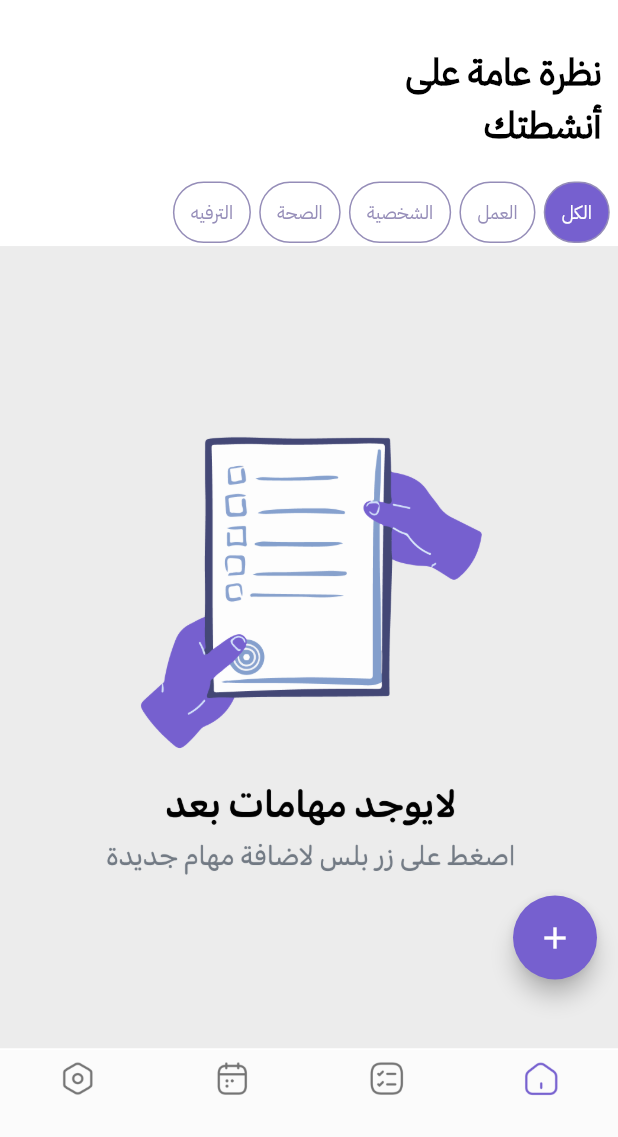
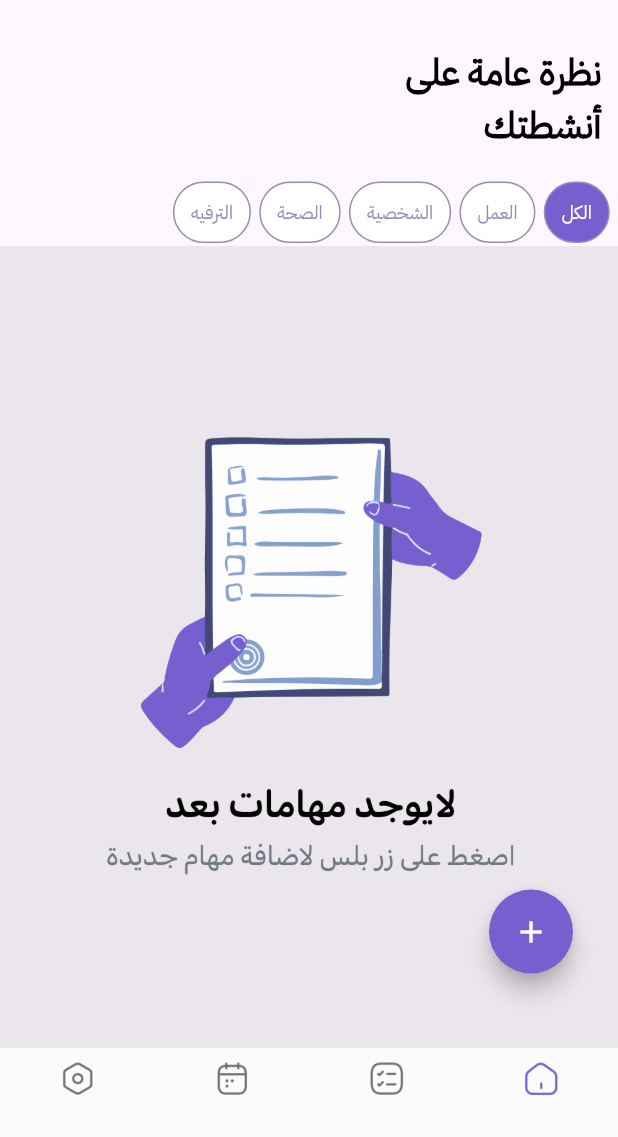
Before and after one commit to abooodfares/Mohemti, a Flutter app: the screen it shows after launch, on a phone screen of 412 x 824 dp, the part 99-1236 px from its top. Run offline on Flutter 3.47's test engine with Material 3 defaults, Android fonts, the phone set to English and light mode, and no system bars; our stand-ins replace awesome_notifications, bloc, flutter_bloc, flutter_screenutil, flutter_svg, font_awesome_flutter and 1 more.

Commit message:
edit navegtionbar

```diff
--- a/lib/core/routes/app_router_manger.dart
+++ b/lib/core/routes/app_router_manger.dart
@@ -3,6 +3,7 @@ import 'package:flutter_bloc/flutter_bloc.dart';
 import 'package:mohemti/core/routes/approutes.dart';
 import 'package:mohemti/features/auth/login/view/loginview.dart';
 import 'package:mohemti/features/auth/register/view/register_view.dart';
+import 'package:mohemti/features/clander/calender_view.dart';
 import 'package:mohemti/features/home/cubit/home_cubit.dart';
 import 'package:mohemti/features/home/view/home_view.dart';
 import 'package:mohemti/core/widgets/bottomssheets/Genral_bottomsheet.dart';
@@ -21,8 +22,9 @@ class AppRouterManger {
       case AppRoutes.login:
         return MaterialPageRoute(builder: (_) => LoginView());
       case AppRoutes.home:
-        return MaterialPageRoute(
-            builder: (_) => HomeView());
+        return MaterialPageRoute(builder: (_) => HomeView());
+      case AppRoutes.calendar:
+        return MaterialPageRoute(builder: (_) => CalenderView());
 
       default:
         return MaterialPageRoute(builder: (_) => const Scaffold());
--- /dev/null
+++ b/lib/core/widgets/page_struc.dart
@@ -0,0 +1,74 @@
+import 'package:flutter/material.dart';
+import 'package:mohemti/core/theme/colors.dart';
+import 'package:mohemti/features/clander/calender_view.dart';
+import 'package:mohemti/features/home/view/home_view.dart';
+
+class PageStruc extends StatefulWidget {
+  const PageStruc({super.key});
+
+  @override
+  State<PageStruc> createState() => _PageStrucState();
+}
+
+class _PageStrucState extends State<PageStruc> {
+  int currentindex = 0;
+   final List<Widget> pages = [
+HomeView(),
+    Center(child: Text("Tasks Page")),
+CalenderView(),
+    Center(child: Text("Settings Page")),
+  ];
+  @override
+  Widget build(BuildContext context) {
+    return Scaffold(
+
+      bottomNavigationBar:Container(
+        decoration: BoxDecoration(
+          border: Border(
+            top: BorderSide(
+              color: Color(0xFFFFFFFF),
+              width: 1.0,
+            ),
+          ),
+        ),
+        child: BottomNavigationBar(
+            onTap: (value) {
+              setState(() {
+                currentindex = value;
+              });
+            },
+            selectedIconTheme: IconThemeData(
+              color: appcolors.secondaryColor,
+            ),
+            selectedItemColor: appcolors.secondaryColor,
+            backgroundColor: appcolors.textgraywhite,
+            elevation: 0,
+            currentIndex: currentindex,
+            type: BottomNavigationBarType.fixed,
+            items: [
+              BottomNavigationBarItem(
+                icon: ImageIcon(
+                  AssetImage('Assets/icons/home-2 1.png'),
+                ),
+                label: '',
+              ),
+              BottomNavigationBarItem(
+                icon: ImageIcon(AssetImage('Assets/icons/task-square 1.png')),
+                label: '',
+              ),
+              BottomNavigationBarItem(
+                icon: ImageIcon(AssetImage('Assets/icons/calendar-2 1.png')),
+                label: '',
+              ),
+              BottomNavigationBarItem(
+                icon: ImageIcon(AssetImage('Assets/icons/setting 1.png')),
+                label: '',
+              ),
+            ]),
+
+      ),
+      body: pages[currentindex],
+
+    );
+  }
+}
--- a/lib/features/home/cubit/home_cubit.dart
+++ b/lib/features/home/cubit/home_cubit.dart
@@ -1,4 +1,4 @@
-import 'dart:math';
+
 
 import 'package:bloc/bloc.dart';
 import 'package:flutter/material.dart';
--- a/lib/features/home/view/home_view.dart
+++ b/lib/features/home/view/home_view.dart
@@ -1,8 +1,9 @@
 import 'package:flutter/material.dart';
 import 'package:flutter_bloc/flutter_bloc.dart';
-import 'package:flutter_screenutil/flutter_screenutil.dart';
 import 'package:mohemti/core/helper/my_padding_ex.dart';
+import 'package:mohemti/core/helper/route_extention.dart';
 import 'package:mohemti/core/helper/sizedbox%20extention.dart';
+import 'package:mohemti/core/routes/approutes.dart';
 import 'package:mohemti/core/theme/colors.dart';
 import 'package:mohemti/core/theme/text_style.dart';
 import 'package:mohemti/core/widgets/my_bottom_navigationbar.dart';
@@ -15,17 +16,16 @@ import 'package:mohemti/features/home/widgets/no_task_img.dart';
 import 'package:mohemti/features/home/widgets/task_in_home_view.dart';
 import 'package:mohemti/features/home/widgets/tasks_list_view.dart';
 import 'package:mohemti/features/home/widgets/user_task_category.dart';
+
 class HomeView extends StatelessWidget {
   const HomeView({super.key});
 
   @override
   Widget build(BuildContext context) {
-    return Scaffold(
-      floatingActionButton: MyflotingActionButton(),
-      bottomNavigationBar: Mybottomnavigtionbar(),
-      backgroundColor: Color(0xFFFFFFFFF),
-      body: SafeArea(
-        child: Column(
+    return SafeArea(
+      child: Stack(
+        children: [
+          Column(
             crossAxisAlignment: CrossAxisAlignment.start,
             children: [
               const HomeViewFirstRow(),
@@ -39,24 +39,18 @@ class HomeView extends StatelessWidget {
               verticalSpace(2),
               Expanded(
                 child: Container(
-
                   width: double.infinity,
-
                   color: Colors.grey.withOpacity(0.2),
                   child: BlocBuilder<HomeCubit, HomeState>(
                     builder: (context, state) {
-                    // Handle tasks
                       final tasks = BlocProvider.of<HomeCubit>(context).tasks;
 
                       if (tasks.isEmpty) {
                         return const NoTaskImg();
                       }
                       if (state is AddTask) {
-                      return   TasksListView();
+                        return TasksListView();
                       }
-
-
-
                       return TasksListView();
                     },
                   ),
@@ -64,6 +58,15 @@ class HomeView extends StatelessWidget {
               ),
             ],
           ),
+
+          /// Floating Action Button Positioned at Bottom Right
+          Positioned(
+           right: 0,
+            bottom: 20,
+
+            child: MyflotingActionButton()
+          ),
+        ],
       ),
     );
   }
--- a/lib/main.dart
+++ b/lib/main.dart
@@ -1,20 +1,24 @@
 import 'package:flutter/material.dart';
 import 'package:flutter_bloc/flutter_bloc.dart';
+
 import 'package:mohemti/core/routes/app_router_manger.dart';
 import 'package:mohemti/core/routes/approutes.dart';
 import 'package:mohemti/core/services/notiservies/noti_servies.dart';
 import 'package:mohemti/core/theme/colors.dart';
 import 'package:flutter_screenutil/flutter_screenutil.dart';
+import 'package:mohemti/core/widgets/page_struc.dart';
 import 'package:mohemti/features/home/cubit/cubit/task_cubit.dart';
-
+import 'package:intl/date_symbol_data_local.dart';
 import 'dart:ui' as ui;
 
 import 'package:mohemti/features/home/cubit/home_cubit.dart';
 
 void main() async {
   WidgetsFlutterBinding.ensureInitialized();
+  await initializeDateFormatting();
   await ScreenUtil.ensureScreenSize();
   await NotificationService.initialize();
+
 
   runApp(const MyApp());
 }
@@ -42,8 +46,8 @@ class MyApp extends StatelessWidget {
               fontFamily: 'IBMPlexSansArabic',
               primaryColor: appcolors.primaryColor),
           debugShowCheckedModeBanner: false,
-          onGenerateRoute: AppRouterManger.generateRoute,
-          initialRoute: AppRoutes.home,
+
+       home:PageStruc(),
           locale: const Locale('ar'),
         ),
       ),
--- a/pubspec.yaml
+++ b/pubspec.yaml
@@ -33,7 +33,7 @@ dependencies:
   cupertino_icons: ^1.0.8
   flutter:
     sdk: flutter
-  flutter_bloc: ^8.1.6
+  flutter_bloc: ^9.0.0
   flutter_native_splash: ^2.4.3
   flutter_screenutil: ^5.9.3
   flutter_svg: ^2.0.14
```
Also changed, not shown: lib/features/clander/calender_view.dart (added, +100 -0 lines), lib/features/clander/widgets/calender_task_listview.dart (added, +46 -0 lines), lib/features/home/widgets/task_in_home_view.dart (+9 -9 lines), pubspec.lock. Lines whose indentation alone changed are shown as unchanged.
